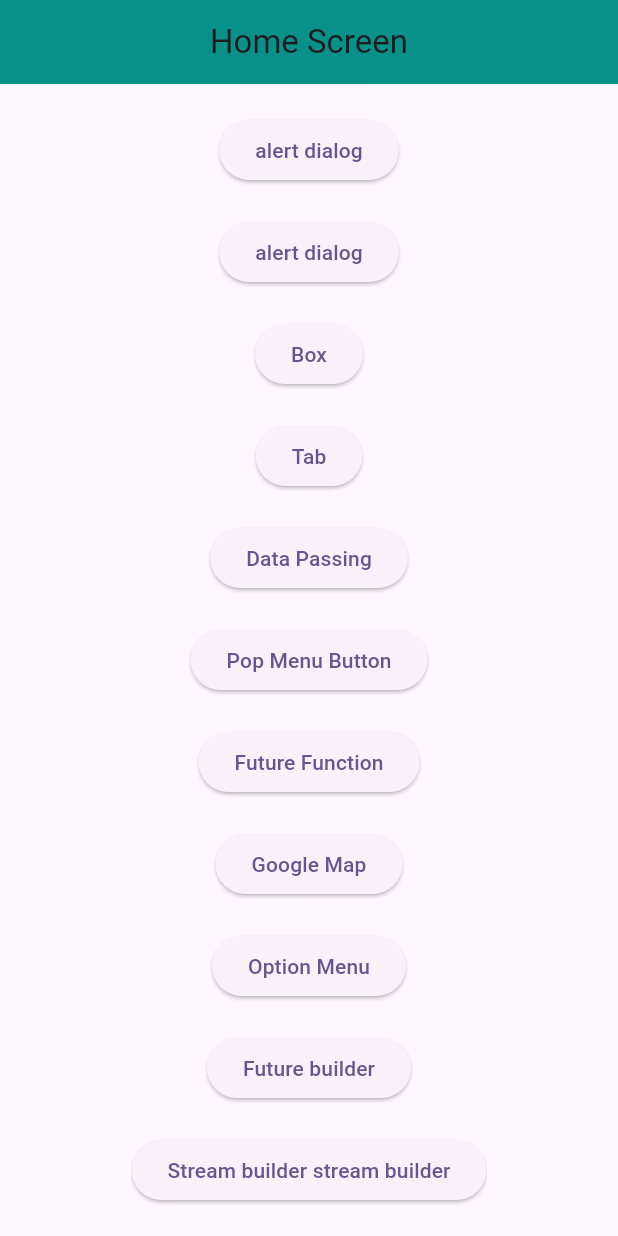
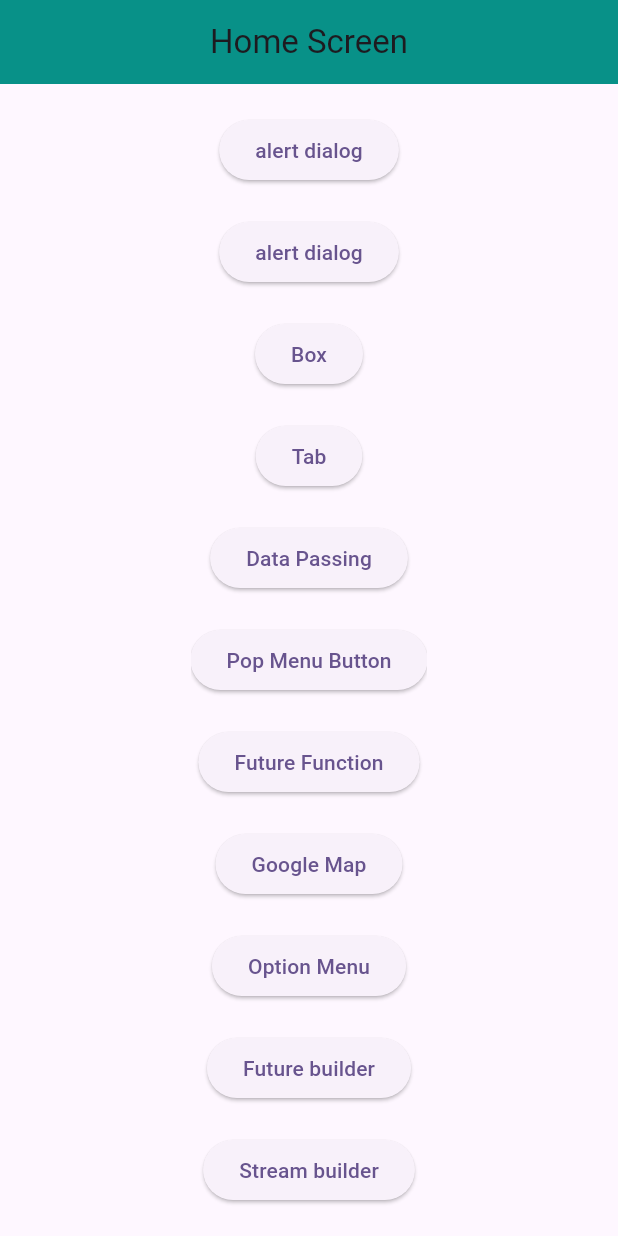
Before and after one commit to kundan8521/flutterbasic, a Flutter app: the screen it shows after launch, scrolled down 48 dp, on a phone screen of 412 x 824 dp. Run offline on Flutter 3.47's test engine with Material 3 defaults, Android fonts, the phone set to English and light mode, and no system bars; our stand-ins replace fluttertoast, geocoding, google_maps_flutter.

Commit message:
i changed in text

```diff
--- a/lib/home_screen.dart
+++ b/lib/home_screen.dart
@@ -85,7 +85,12 @@ class HomeScreen extends StatelessWidget {
                 SizedBox(height: 20,),
                 ElevatedButton(onPressed: () {
                   Navigator.push(context, MaterialPageRoute(builder: (context) => BasicFunction(),));
-                }, child: Text('Stream builder stream builder')),
+                }, child: Text('Stream builder')),
+                SizedBox(height: 20,),
+                SizedBox(height: 20,),
+                ElevatedButton(onPressed: () {
+                  Navigator.push(context, MaterialPageRoute(builder: (context) => BasicFunction(),));
+                }, child: Text('Next screen')),
                 SizedBox(height: 20,),
 
               ],
```
